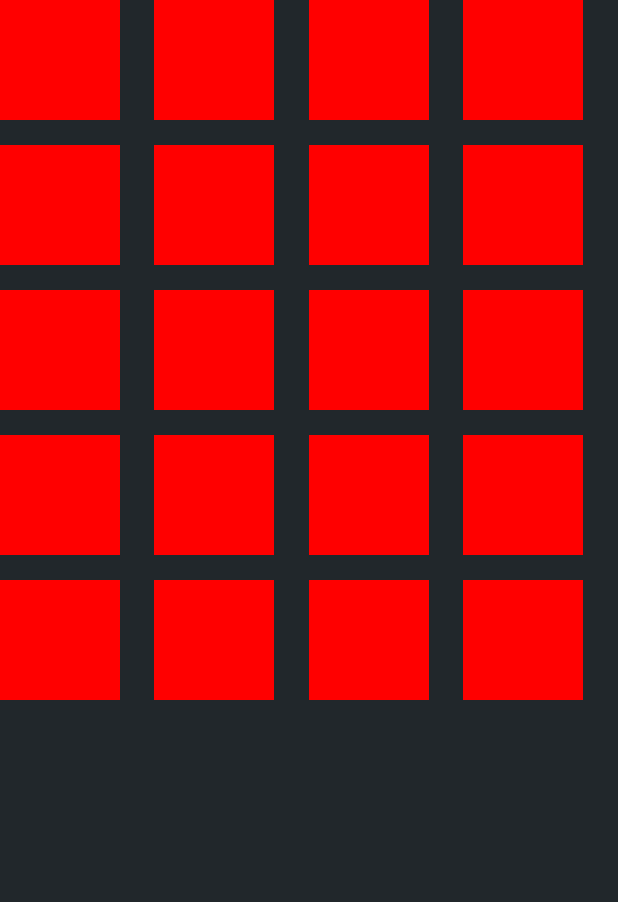
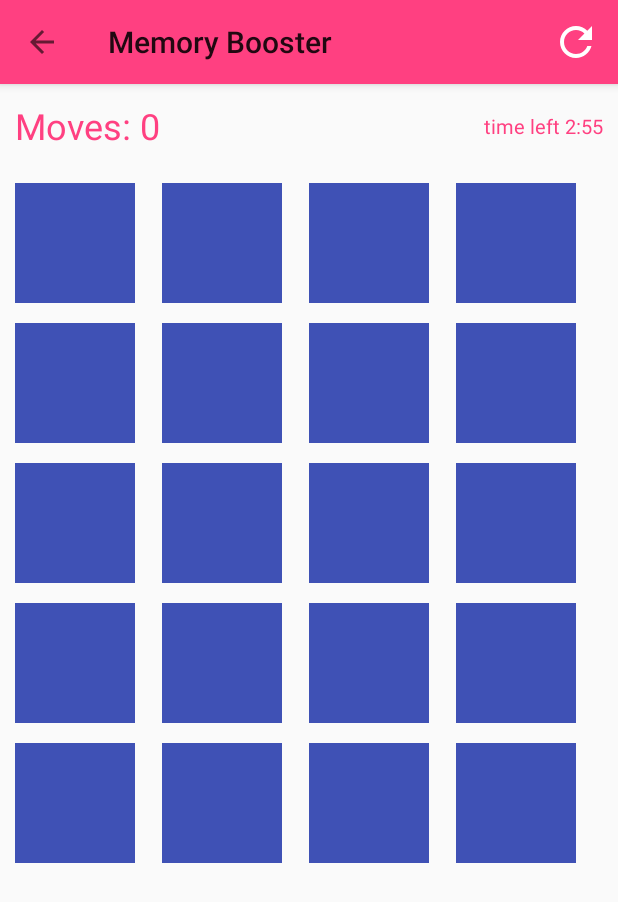
Before and after one commit to kamalverma/cache, an Android app: the screen it shows after launch (GameActivity), on a phone screen of 412 x 824 dp. Shown: the top 902 px of the screen. Run offline under Robolectric (Android 15) with nearby library versions, the phone set to English and light mode, and no system bars; our stand-ins replace AdMob.

Commit message:
Timer added to game other UI improvements

```diff
--- a/app/src/main/java/com/memory/GameActivity.java
+++ b/app/src/main/java/com/memory/GameActivity.java
@@ -1,24 +1,32 @@
 package com.memory;
 
+import android.content.DialogInterface;
+import android.content.Intent;
 import android.graphics.Color;
 import android.graphics.Rect;
 import android.graphics.drawable.Drawable;
 import android.os.Bundle;
+import android.os.CountDownTimer;
+import android.support.v7.app.AlertDialog;
 import android.support.v7.app.AppCompatActivity;
 import android.support.v7.widget.GridLayoutManager;
 import android.support.v7.widget.RecyclerView;
+import android.support.v7.widget.Toolbar;
 import android.view.LayoutInflater;
-import android.view.View;
 import android.view.Menu;
 import android.view.MenuItem;
+import android.view.View;
 import android.view.ViewGroup;
 import android.widget.ImageView;
 import android.widget.TextView;
 
+import com.google.android.gms.ads.AdRequest;
+import com.google.android.gms.ads.AdView;
+import com.google.android.gms.ads.MobileAds;
+import com.memory.Models.GameItem;
+
 import java.util.ArrayList;
 import java.util.Collections;
-
-import com.memory.Models.GameItem;
 
 public class GameActivity extends AppCompatActivity {
 
@@ -31,12 +39,29 @@ public class GameActivity extends AppCompatActivity {
     private GameItem mLastSelectedItem = null;
     String[] arr = {"B", "E", "H", "C", "E", "K", "D", "P", "G", "P", "C", "D", "G", "H", "T", "M", "M", "K", "B", "T"};
     Drawable[] arrDrawable;
+    private int stepCounter = 0;
+    private TextView mTvStepCounter, mTvTimer;
+
+    private long totalTime;
 
     @Override
     protected void onCreate(Bundle savedInstanceState) {
         super.onCreate(savedInstanceState);
         setContentView(R.layout.activity_game);
 
+        MobileAds.initialize(getApplicationContext(), "ca-app-pub-3649361103885562~5297549332");
+
+        int toolbarId = getResources().getIdentifier("toolbar", "id", getPackageName());
+        Toolbar toolbar = (Toolbar) findViewById(toolbarId);
+
+
+        if (toolbar != null) {
+            setSupportActionBar(toolbar);
+            getSupportActionBar().setDisplayHomeAsUpEnabled(true);
+        }
+
+
+        totalTime = 3 * 60 * 1000;
         arrDrawable = new Drawable[]{getResources().getDrawable(R.drawable.bear),
                 getResources().getDrawable(R.drawable.elephant),
                 getResources().getDrawable(R.drawable.horse),
@@ -62,32 +87,73 @@ public class GameActivity extends AppCompatActivity {
         mRecyclerView = (RecyclerView) findViewById(R.id.rv_items);
         mRecyclerView.setHasFixedSize(true);
 
+        mTvStepCounter = (TextView) findViewById(R.id.tv_counter);
+        mTvTimer = (TextView) findViewById(R.id.tv_timer);
+        mTvStepCounter.setText("Moves: " + stepCounter);
+
         setUpTestGame();
 
         GridLayoutManager layoutManager = new GridLayoutManager(this, 4);
         mRecyclerView.setLayoutManager(layoutManager);
-        mRecyclerView.addItemDecoration(new VerticalSpaceItemDecoration(25));
+        mRecyclerView.addItemDecoration(new VerticalSpaceItemDecoration(20));
 
         mAdapter = new GameAdapter();
         mRecyclerView.setAdapter(mAdapter);
+
+
+        new CountDownTimer(totalTime, 1000) {
+
+            public void onTick(long millisUntilFinished) {
+                mTvTimer.setText("time left " + (int) ((millisUntilFinished / 1000) / 60) + ":" + (int) ((millisUntilFinished / 1000) % 60));
+            }
+
+            public void onFinish() {
+                mTvTimer.setText("Level Failed");
+                showRetryDialog();
+            }
+        }.start();
+
+
+        AdView mAdView = (AdView) findViewById(R.id.adView);
+        AdRequest adRequest = new AdRequest.Builder().addTestDevice("6F7F147B2873902EEAE835330554AFC8").build();
+        mAdView.loadAd(adRequest);
     }
 
     @Override
     public boolean onCreateOptionsMenu(Menu menu) {
-        // Inflate the menu; this adds items to the action bar if it is present.
         getMenuInflater().inflate(R.menu.menu_game, menu);
         return true;
     }
 
+
+    private void showRetryDialog() {
+
+        AlertDialog.Builder builder = new AlertDialog.Builder(this);
+        builder.setNeutralButton("Retry", new DialogInterface.OnClickListener() {
+            @Override
+            public void onClick(DialogInterface dialogInterface, int i) {
+
+                restart();
+            }
+        });
+
+        builder.setCancelable(false);
+        builder.setMessage("Level Failed.");
+
+        builder.create().show();
+    }
+
+    private void restart() {
+        Intent intent = new Intent(GameActivity.this, GameActivity.class);
+        startActivity(intent);
+        finish();
+    }
+
     @Override
     public boolean onOptionsItemSelected(MenuItem item) {
-        // Handle action bar item clicks here. The action bar will
-        // automatically handle clicks on the Home/Up button, so long
-        // as you specify a parent activity in AndroidManifest.xml.
         int id = item.getItemId();
-
-        //noinspection SimplifiableIfStatement
-        if (id == R.id.action_settings) {
+        if (id == R.id.action_restart) {
+            restart();
             return true;
         }
 
@@ -119,8 +185,7 @@ public class GameActivity extends AppCompatActivity {
         public GameHolder onCreateViewHolder(ViewGroup parent, int viewType) {
             View v = LayoutInflater.from(parent.getContext())
                     .inflate(R.layout.row_game_item, parent, false);
-            GameHolder vh = new GameHolder(v);
-            return vh;
+            return new GameHolder(v);
         }
 
         @Override
@@ -135,7 +200,7 @@ public class GameActivity extends AppCompatActivity {
                 holder.mIvCover.setBackgroundColor(Color.TRANSPARENT);
                 holder.mIvCover.setImageResource(R.drawable.ic_cleared);
             } else {
-                holder.mIvCover.setBackgroundColor(Color.RED);
+                holder.mIvCover.setBackgroundColor(getColor(R.color.colorPrimary));
                 holder.mIvCover.setImageResource(0);
                 if (mListItems.get(position).isOpenTemp()) {
                     holder.mIvCover.setVisibility(View.GONE);
@@ -154,11 +219,11 @@ public class GameActivity extends AppCompatActivity {
 
     public class GameHolder extends RecyclerView.ViewHolder {
 
-        public TextView mTvText;
-        public ImageView mIvCover;
-        public ImageView mImage;
+        TextView mTvText;
+        ImageView mIvCover;
+        ImageView mImage;
 
-        public GameHolder(View itemView) {
+        GameHolder(View itemView) {
             super(itemView);
 
             mTvText = (TextView) itemView.findViewById(R.id.tv_item_text);
@@ -178,35 +243,62 @@ public class GameActivity extends AppCompatActivity {
                         item.setOpenTemp(true);
                         mLastSelectedItem = item;
                         mAdapter.notifyDataSetChanged();
-                        return;
-                    }
-
-                    if (item.getItemTag().equals(mLastSelectedItem.getItemTag())) {
+                    } else if (item.getItemTag().equals(mLastSelectedItem.getItemTag())) {
                         item.setChecked(true);
                         mLastSelectedItem.setChecked(true);
                         mAdapter.notifyDataSetChanged();
                         mLastSelectedItem = null;
-                        return;
                     } else {
                         //Close previously opened item
                         mLastSelectedItem.setOpenTemp(false);
                         mAdapter.notifyDataSetChanged();
-
                         //open current Item
                         item.setOpenTemp(true);
                         mLastSelectedItem = item;
                         mAdapter.notifyDataSetChanged();
                     }
 
+                    checkGameFinished();
                 }
             });
+        }
+    }
+
+    private void checkGameFinished() {
+        //Check if game is finished
+        boolean gameFinished = true;
+        for (GameItem gameItem : mListItems) {
+            if (!gameItem.isChecked()) {
+                gameFinished = false;
+                break;
+            }
+        }
+        if (gameFinished) {
+
+            if (stepCounter <= 35) {
+                //Three star
+                mTvStepCounter.setText("Awesome.. " + stepCounter + " ");
+            } else if (stepCounter <= 50) {
+                //Two Star
+                mTvStepCounter.setText("Good.. " + stepCounter + " ");
+            } else if (stepCounter <= 55) {
+                mTvStepCounter.setText("cleared.. " + stepCounter + " ");
+                //One star
+            } else {
+                mTvStepCounter.setText("Bad Score.. " + stepCounter + " ");
+                //Level Failed try Again
+            }
+
+        } else {
+            stepCounter += 1;
+            mTvStepCounter.setText("Moves: " + stepCounter + "");
         }
     }
 
     public class VerticalSpaceItemDecoration extends RecyclerView.ItemDecoration {
         private final int mVerticalSpaceHeight;
 
-        public VerticalSpaceItemDecoration(int mVerticalSpaceHeight) {
+        VerticalSpaceItemDecoration(int mVerticalSpaceHeight) {
             this.mVerticalSpaceHeight = mVerticalSpaceHeight;
         }
 
--- /dev/null
+++ b/app/src/main/res/drawable/ic_retry_24dp.xml
@@ -0,0 +1,4 @@
+<vector android:height="48dp" android:viewportHeight="24.0"
+    android:viewportWidth="24.0" android:width="48dp" xmlns:android="http://schemas.android.com/apk/res/android">
+    <path android:fillColor="@android:color/white" android:pathData="M17.65,6.35C16.2,4.9 14.21,4 12,4c-4.42,0 -7.99,3.58 -7.99,8s3.57,8 7.99,8c3.73,0 6.84,-2.55 7.73,-6h-2.08c-0.82,2.33 -3.04,4 -5.65,4 -3.31,0 -6,-2.69 -6,-6s2.69,-6 6,-6c1.66,0 3.14,0.69 4.22,1.78L13,11h7V4l-2.35,2.35z"/>
+</vector>
--- a/app/src/main/res/layout/activity_game.xml
+++ b/app/src/main/res/layout/activity_game.xml
@@ -1,17 +1,65 @@
 <?xml version="1.0" encoding="utf-8"?>
-<RelativeLayout xmlns:android="http://schemas.android.com/apk/res/android"
+<LinearLayout xmlns:android="http://schemas.android.com/apk/res/android"
     xmlns:tools="http://schemas.android.com/tools"
+    xmlns:ads="http://schemas.android.com/apk/res-auto"
     android:layout_width="match_parent"
     android:layout_height="match_parent"
     android:fitsSystemWindows="true"
-    android:background="@color/material_blue_grey_950"
+    android:orientation="vertical"
     tools:context="com.memory.GameActivity">
 
+    <android.support.v7.widget.Toolbar
+        android:id="@+id/toolbar"
+        android:layout_width="match_parent"
+        android:layout_height="?attr/actionBarSize"
+        android:title="@string/app_name"
+        android:background="@color/colorAccent"
+        android:elevation="4dp">
+
+
+    </android.support.v7.widget.Toolbar>
+
+
+    <LinearLayout
+        android:id="@+id/ll_header"
+        android:layout_width="match_parent"
+        android:layout_height="?attr/actionBarSize"
+        android:gravity="center_vertical"
+        android:padding="10dp"
+        android:orientation="horizontal">
+
+        <TextView
+            android:id="@+id/tv_counter"
+            style="@style/TextAppearance.AppCompat.Headline"
+            android:layout_width="wrap_content"
+            android:layout_height="wrap_content"
+            android:textColor="@color/colorAccent" />
+
+        <TextView
+            android:layout_width="match_parent"
+            android:layout_height="wrap_content"
+            android:gravity="right"
+            android:id="@+id/tv_timer"
+            android:textSize="13sp"
+            android:textColor="@color/colorAccent"/>
+
+    </LinearLayout>
+
     <android.support.v7.widget.RecyclerView
+        android:id="@+id/rv_items"
         android:layout_width="match_parent"
-        android:layout_height="match_parent"
-        android:id="@+id/rv_items"
-        >
+        android:layout_height="0dp"
+        android:padding="10dp"
+        android:layout_weight="1">
 
     </android.support.v7.widget.RecyclerView>
-</RelativeLayout>
+
+    <com.google.android.gms.ads.AdView
+        android:id="@+id/adView"
+        android:layout_width="wrap_content"
+        android:layout_height="wrap_content"
+        ads:adSize="BANNER"
+        android:layout_gravity="center_horizontal"
+        ads:adUnitId="@string/banner_ad_unit_id">
+    </com.google.android.gms.ads.AdView>
+</LinearLayout>
--- a/app/src/main/res/menu/menu_game.xml
+++ b/app/src/main/res/menu/menu_game.xml
@@ -3,8 +3,9 @@
     xmlns:tools="http://schemas.android.com/tools"
     tools:context="com.memory.GameActivity">
     <item
-        android:id="@+id/action_settings"
+        android:id="@+id/action_restart"
         android:orderInCategory="100"
-        android:title="@string/action_settings"
-        app:showAsAction="never" />
+        android:title="@string/action_restart"
+        android:icon="@drawable/ic_retry_24dp"
+        app:showAsAction="always" />
 </menu>
--- a/build.gradle
+++ b/build.gradle
@@ -5,7 +5,7 @@ buildscript {
         jcenter()
     }
     dependencies {
-        classpath 'com.android.tools.build:gradle:2.1.2'
+        classpath 'com.android.tools.build:gradle:2.2.2'
 
         // NOTE: Do not place your application dependencies here; they belong
         // in the individual module build.gradle files
```
Also changed, not shown: app/build.gradle (+12 -7 lines), app/src/main/AndroidManifest.xml (+4 -3 lines).
